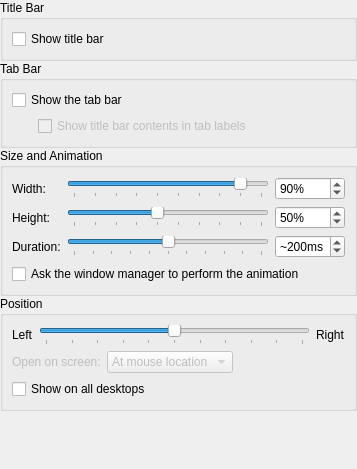
KDE/yakuake, file app/config/windowsettings.ui: the form before one commit.
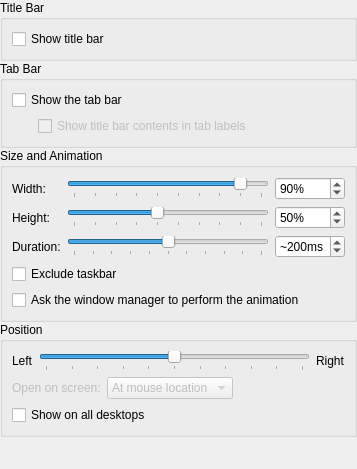
The form after the commit.

Commit message: Exclude taskbar setting

Patch:
```diff
--- a/app/config/windowsettings.ui
+++ b/app/config/windowsettings.ui
@@ -264,7 +264,17 @@
         </property>
        </widget>
       </item>
-      <item row="3" column="0" colspan="3">
+    <item row="3" column="0" colspan="3">
+     <widget class="QCheckBox" name="kcfg_ExcludeTaskbar">
+      <property name="whatsThis">
+       <string comment="@info:whatsthis">If this option is enabled, Yakuake will size itself using the screen area not reserved by the desktop panel or other screen-edge elements.</string>
+      </property>
+      <property name="text">
+       <string comment="@option:check">Exclude taskbar</string>
+      </property>
+     </widget>
+    </item>
+    <item row="4" column="0" colspan="3">
        <widget class="QCheckBox" name="kcfg_UseWMAssist">
         <property name="whatsThis">
          <string comment="@info:whatsthis">If this option is enabled, Yakuake will ask the window manager to perform the window open/retract animation. If the window manager is unable to provide the requested service, Yakuake will fall back to an animation strategy of progressively adjusting the window mask.</string>
```
The commit also changes 7 other files.
